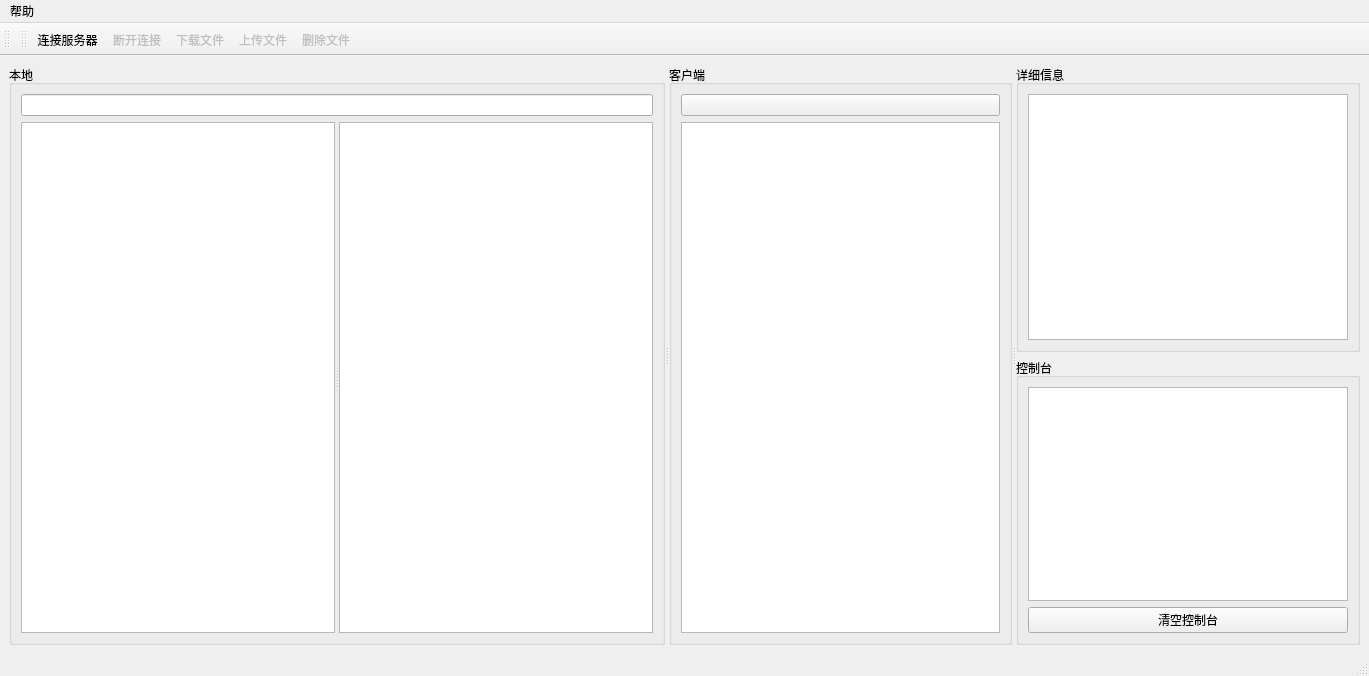
Above: src/FileClient/mainwindow.ui from coldowl/QtFileTransfer before the change. Below: the same form after it.
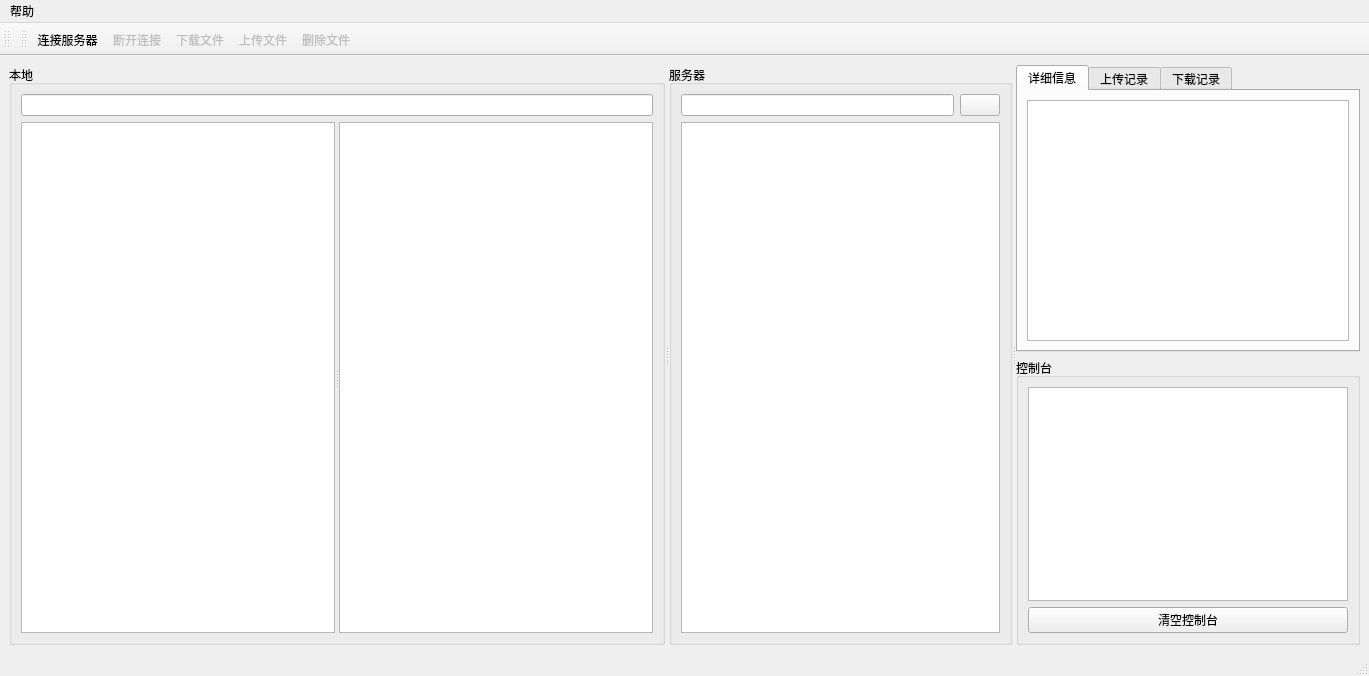
That is the form after the change. Icons and pictures are not drawn.

```diff
--- a/src/FileClient/mainwindow.ui
+++ b/src/FileClient/mainwindow.ui
@@ -63,13 +63,15 @@
           </widget>
           <widget class="QGroupBox" name="groupBox">
            <property name="title">
-            <string>客户端</string>
+            <string>服务器</string>
            </property>
-           <layout class="QGridLayout" name="gridLayout_5">
-            <item row="1" column="0">
-             <widget class="QTreeView" name="treeView_2"/>
-            </item>
+           <layout class="QGridLayout" name="gridLayout">
             <item row="0" column="0">
+             <layout class="QHBoxLayout" name="pathHorLayout">
+              <item>
+               <widget class="QLineEdit" name="lineEdit"/>
+              </item>
+              <item>
              <widget class="QPushButton" name="refreshButton">
               <property name="toolTip">
                <string>刷</string>
@@ -93,6 +95,11 @@
              </widget>
             </item>
            </layout>
+            </item>
+            <item row="1" column="0">
+             <widget class="QTreeView" name="treeView_2"/>
+            </item>
+           </layout>
           </widget>
          </widget>
         </item>
@@ -101,15 +108,30 @@
       <widget class="QWidget" name="widget_2" native="true">
        <layout class="QGridLayout" name="gridLayout_4">
         <item row="0" column="0">
-         <widget class="QGroupBox" name="groupBox_4">
-          <property name="title">
+         <widget class="QTabWidget" name="tabWidget">
+          <property name="currentIndex">
+           <number>0</number>
+          </property>
+          <widget class="QWidget" name="tab">
+           <attribute name="title">
            <string>详细信息</string>
-          </property>
-          <layout class="QGridLayout" name="gridLayout">
+           </attribute>
+           <layout class="QGridLayout" name="gridLayout_8">
            <item row="0" column="0">
             <widget class="QTextEdit" name="datailTextEdit"/>
            </item>
           </layout>
+          </widget>
+          <widget class="QWidget" name="tab_2">
+           <attribute name="title">
+            <string>上传记录</string>
+           </attribute>
+          </widget>
+          <widget class="QWidget" name="tab_3">
+           <attribute name="title">
+            <string>下载记录</string>
+           </attribute>
+          </widget>
          </widget>
         </item>
         <item row="1" column="0">
```
Lines whose indentation alone changed are shown as unchanged.
